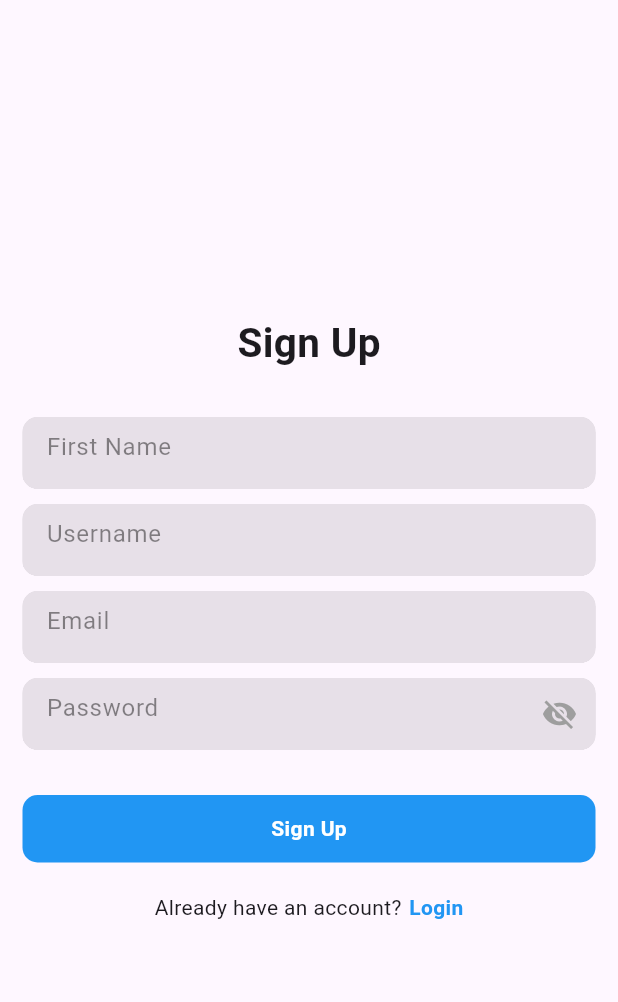
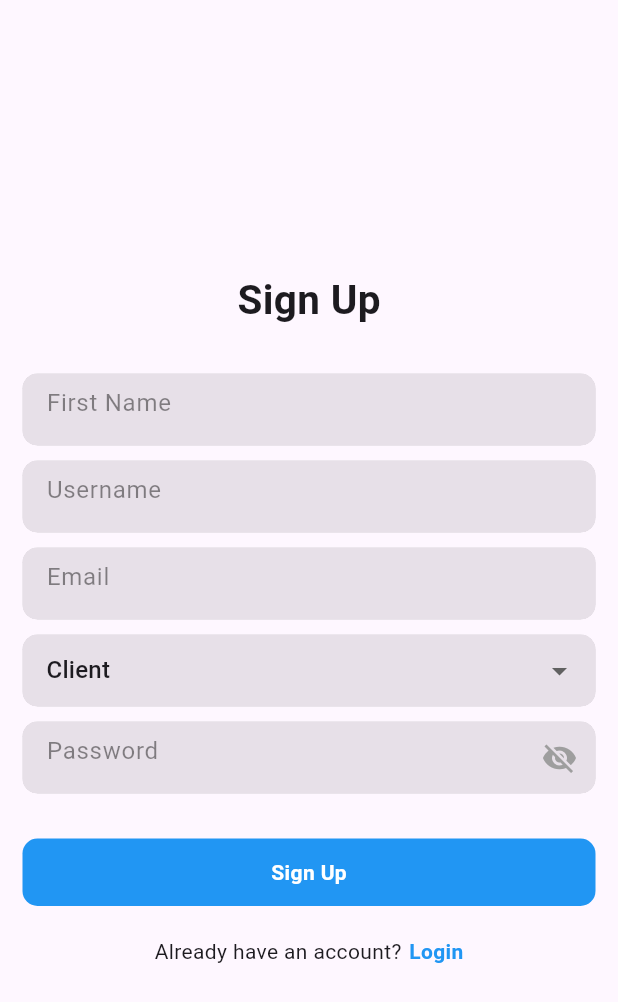
Before and after one commit to Atinuke-Manuels/WTF_CAPSTONE_PROJECT, a Flutter app: the SignUpPage screen opened by its route, on a phone screen of 412 x 824 dp. Shown: the top 1002 px of the screen. Run offline on Flutter 3.47's test engine with Material 3 defaults, Android fonts, the phone set to English and light mode, and no system bars; our stand-ins replace animated_splash_screen, bloc, cloud_firestore, equatable, firebase_auth, firebase_core and 5 more; accounts and stored records are empty.

Commit message:
Added Role to the signup page

```diff
--- a/lib/features/registration/signup/pages/sign_up_page.dart
+++ b/lib/features/registration/signup/pages/sign_up_page.dart
@@ -1,12 +1,16 @@
 import 'package:firebase_auth/firebase_auth.dart';
 import 'package:flutter/material.dart';
 
-import '../../../../global/common/toast.dart';
-import '../../../firebase_auth_implementation/firebase_auth_services.dart';
 import '../../signin/pages/login_page.dart';
+
+import '../widgets/drop_down_container.dart';
 import '../widgets/form_container_widget.dart';
 import '../widgets/signup_authentication.dart';
 
+
+
+// Add this enum for role selection
+enum Role { client, agent }
 
 class SignUpPage extends StatefulWidget {
   const SignUpPage({Key? key}) : super(key: key);
@@ -16,17 +20,22 @@ class SignUpPage extends StatefulWidget {
 }
 
 class _SignUpPageState extends State<SignUpPage> {
-  final SignUpAuthentication _authentication = SignUpAuthentication(); // Creating an instance of SignUpAuthentication
+  final TextEditingController _firstNameController = TextEditingController();
+  final TextEditingController _usernameController = TextEditingController();
+  final TextEditingController _emailController = TextEditingController();
+  final TextEditingController _passwordController = TextEditingController();
 
-  TextEditingController _firstNameController = TextEditingController();
-  TextEditingController _usernameController = TextEditingController();
-  TextEditingController _emailController = TextEditingController();
-  TextEditingController _passwordController = TextEditingController();
+  // Add a variable to track the selected role
+  Role _selectedRole = Role.client;
 
   bool isSigningUp = false;
 
+  // Initialize SignUpAuthentication instance
+  final SignUpAuthentication _authentication = SignUpAuthentication();
+
   @override
   void dispose() {
+    _firstNameController.dispose();
     _usernameController.dispose();
     _emailController.dispose();
     _passwordController.dispose();
@@ -67,11 +76,21 @@ class _SignUpPageState extends State<SignUpPage> {
                   isPasswordField: false,
                 ),
                 SizedBox(height: 10),
+                DropDownContainerWidget(
+                  initialValue: _selectedRole,
+                  onChanged: (Role value) {
+                    setState(() {
+                      _selectedRole = value;
+                    });
+                  },
+                ),
+                SizedBox(height: 10),
                 FormContainerWidget(
                   controller: _passwordController,
                   hintText: "Password",
                   isPasswordField: true,
                 ),
+                // Use the same FormContainerWidget for role selection
                 SizedBox(height: 30),
                 GestureDetector(
                   onTap: _signUp,
@@ -135,7 +154,10 @@ class _SignUpPageState extends State<SignUpPage> {
     String email = _emailController.text;
     String password = _passwordController.text;
 
-    User? user = await _authentication.signUp(firstname, username, email, password);
+    // Now you have access to _selectedRole to include it in your signUp method
+    // For demonstration purposes, I'm passing it as a String. You can modify
+    // your signUp method accordingly.
+    User? user = await _authentication.signUp(firstname, username, email, password, _selectedRole.toString());
 
     setState(() {
       isSigningUp = false;
--- /dev/null
+++ b/lib/features/registration/signup/widgets/drop_down_container.dart
@@ -0,0 +1,63 @@
+import 'package:flutter/material.dart';
+import '../pages/sign_up_page.dart';
+
+class DropDownContainerWidget extends StatefulWidget {
+  final Role initialValue; // Initial value for the dropdown
+  final ValueChanged<Role> onChanged; // Callback function when value changes
+
+  const DropDownContainerWidget({
+    required this.initialValue,
+    required this.onChanged,
+  });
+
+  @override
+  _DropDownContainerWidgetState createState() => _DropDownContainerWidgetState();
+}
+
+class _DropDownContainerWidgetState extends State<DropDownContainerWidget> {
+  late Role _selectedRole; // Track the selected role
+
+  @override
+  void initState() {
+    super.initState();
+    _selectedRole = widget.initialValue; // Initialize selected role
+  }
+
+  @override
+  Widget build(BuildContext context) {
+    return Container(
+      width: double.infinity,
+      clipBehavior: Clip.hardEdge,
+      decoration: BoxDecoration(
+        color: Colors.grey.withOpacity(.35),
+        borderRadius: BorderRadius.circular(10),
+      ),
+      child: DropdownButtonFormField<Role>(
+        value: _selectedRole,
+        onChanged: (Role? value) {
+          setState(() {
+            _selectedRole = value!;
+          });
+          widget.onChanged(value!); // Notify parent widget about the change
+        },
+        items: [
+          DropdownMenuItem(
+            value: null,
+            child: Text("Select Role"), // Placeholder text
+          ),
+          ...Role.values.map((Role role) {
+            return DropdownMenuItem<Role>(
+              value: role,
+              child: Text(role == Role.client ? 'Client' : 'Agent'),
+            );
+          }).toList(),
+        ],
+        decoration: InputDecoration(
+          border: InputBorder.none,
+          filled: true,
+          hintStyle: TextStyle(color: Colors.black45),
+        ),
+      ),
+    );
+  }
+}
--- a/lib/global/common/usermodel.dart
+++ b/lib/global/common/usermodel.dart
@@ -1,4 +1,3 @@
-
 import 'package:cloud_firestore/cloud_firestore.dart';
 
 class UserModel {
@@ -6,24 +5,27 @@ class UserModel {
   final String? firstname;
   final String? username;
   final String? email;
+  final String? role;
 
-  UserModel({this.id, this.firstname, this.username, this.email});
+  UserModel({this.id, this.firstname, this.username, this.email, this.role});
 
-  static UserModel fromSnapShot(DocumentSnapshot<Map<String, dynamic >> snapshot){
+  static UserModel fromSnapShot(QueryDocumentSnapshot<Object?> snapshot) {
     return UserModel(
       firstname: snapshot['firstname'],
       username: snapshot['username'],
       email: snapshot['email'],
       id: snapshot['id'],
+      role: snapshot['role'],
     );
   }
 
-  Map<String, dynamic> toJson(){
+  Map<String, dynamic> toJson() {
     return {
       "firstname": firstname,
       "username": username,
       "email": email,
-      "id" : id,
+      "id": id,
+      "role": role,
     };
   }
 }
```
Also changed, not shown: lib/features/home/pages/home.dart (+7 -14 lines), lib/features/registration/signup/widgets/signup_authentication.dart (+20 -41 lines).
